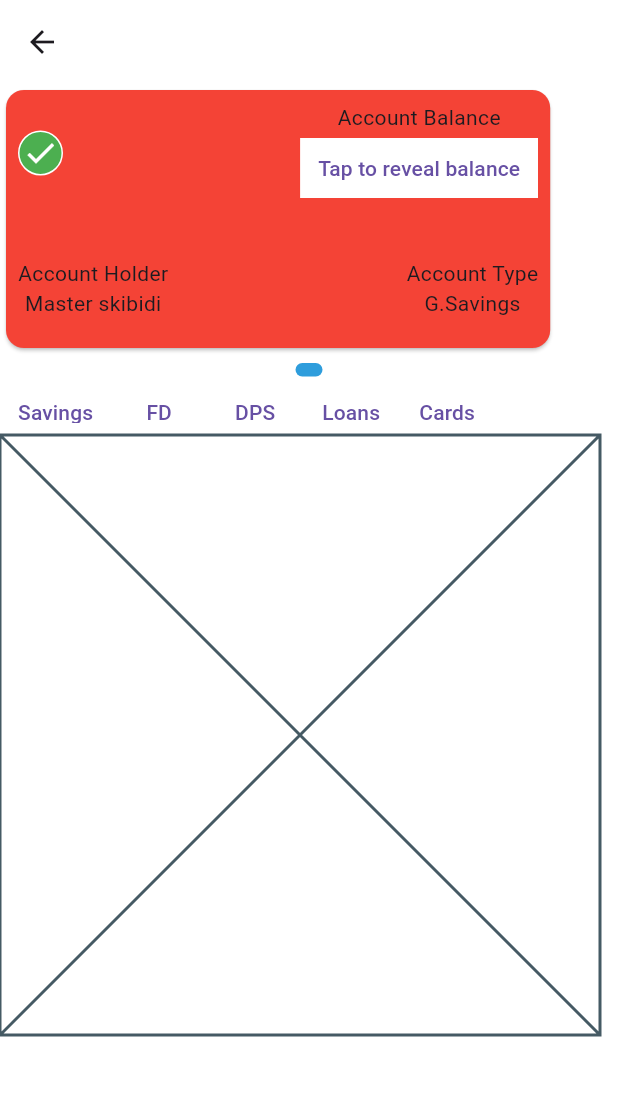
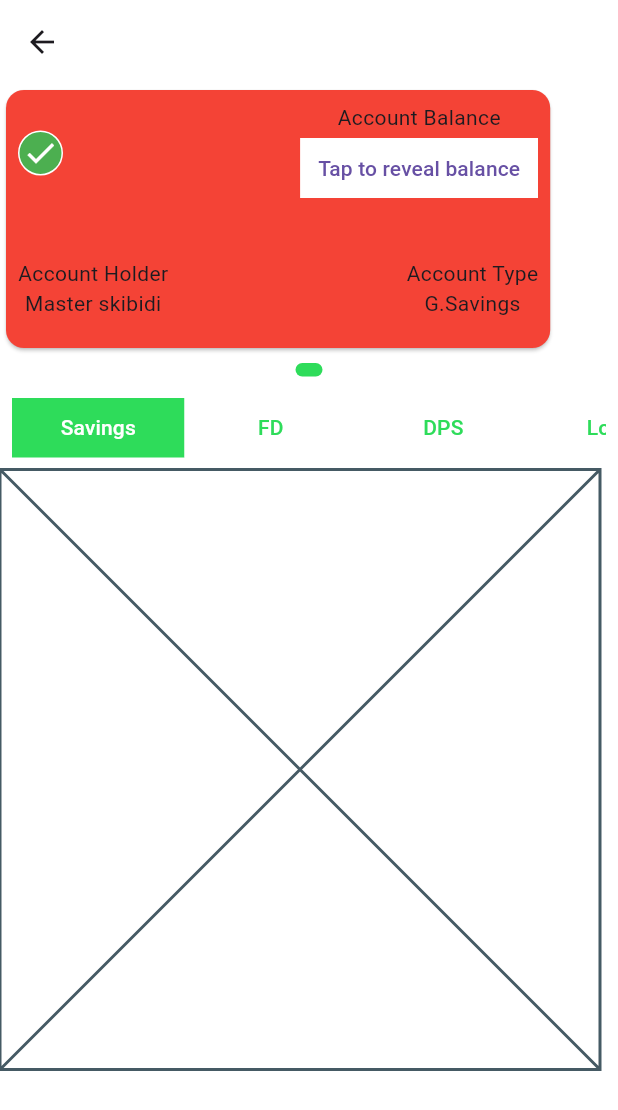
Before and after one commit to ridwan1178/rupali_bank_demo, a Flutter app: the Homepage screen opened directly, after a tap on "Savings", on a phone screen of 412 x 824 dp. Shown: the top 1110 px of the screen. Run offline on Flutter 3.47's test engine with Material 3 defaults, Android fonts, the phone set to English and light mode, and no system bars; drawn by our look-alikes of dots_indicator; our stand-ins replace flutter_easyloading; generated files the repository leaves out were written again.

Commit message:
cards and options updated

```diff
--- a/lib/core/configs/app_colors.dart
+++ b/lib/core/configs/app_colors.dart
@@ -1,8 +1,7 @@
 import 'package:flutter/material.dart';
 
 class AppColors {
-  static const primary = Color(0xff2e9ddc);
+  static const primary = Color.fromARGB(255, 46, 220, 90);
   static const black = Color(0xff333333);
   static const background = Color(0xffffffff);
-
 }
--- /dev/null
+++ b/lib/homepage/account_statement_options.dart
@@ -0,0 +1,102 @@
+import 'package:flutter/cupertino.dart';
+import 'package:flutter/material.dart';
+import 'package:provider/provider.dart';
+import 'package:rupali_bank_demo/core/configs/app_colors.dart';
+import 'package:rupali_bank_demo/homepage/text_button_theme_homepage.dart';
+import 'package:rupali_bank_demo/providers/homepage_account_statement_provider.dart';
+
+class AccountStatementOptions extends StatefulWidget {
+  const AccountStatementOptions({super.key});
+
+  @override
+  State<AccountStatementOptions> createState() =>
+      _AccountStatementOptionsState();
+}
+
+class _AccountStatementOptionsState extends State<AccountStatementOptions> {
+  int index = 0;
+  Color enabled = AppColors.primary;
+  Color disabled = AppColors.background;
+  @override
+  Widget build(BuildContext context) {
+    // Theme(data: Theme.of(context).copyWith(), child: child)
+    return Padding(
+      padding: const EdgeInsets.all(8.0),
+      child: SizedBox(
+        height: 40,
+        child: Theme(
+          data: ThemeData(
+              textButtonTheme: TextButtonThemeHomepage().optionsTheme()),
+          child: ListView(scrollDirection: Axis.horizontal, children: [
+            TextButton(
+                style: TextButton.styleFrom(
+                  backgroundColor: index == 0 ? enabled : disabled,
+                  foregroundColor: index == 0 ? disabled : enabled,
+                ),
+                onPressed: () => {
+                      setState(() {
+                        index = 0;
+                      }),
+                      context
+                          .read<HomepageAccountStatementProvider>()
+                          .selectedSavings()
+                    },
+                child: const Text("Savings")),
+            TextButton(
+                style: TextButton.styleFrom(
+                    backgroundColor: index == 1 ? enabled : disabled,
+                    foregroundColor: index == 1 ? disabled : enabled,),
+                onPressed: () => {
+                      setState(() {
+                        index = 1;
+                      }),
+                      context
+                          .read<HomepageAccountStatementProvider>()
+                          .selectedFD()
+                    },
+                child: const Text("FD")),
+            TextButton(
+                style: TextButton.styleFrom(
+                    backgroundColor: index == 2 ? enabled : disabled,
+                    foregroundColor: index == 2 ? disabled : enabled,),
+                onPressed: () => {
+                      setState(() {
+                        index = 2;
+                      }),
+                      context
+                          .read<HomepageAccountStatementProvider>()
+                          .selectedDPS()
+                    },
+                child: const Text("DPS")),
+            TextButton(
+                style: TextButton.styleFrom(
+                    backgroundColor: index == 3 ? enabled : disabled,
+                    foregroundColor: index == 3 ? disabled : enabled,),
+                onPressed: () => {
+                      setState(() {
+                        index = 3;
+                      }),
+                      context
+                          .read<HomepageAccountStatementProvider>()
+                          .selectedLoan()
+                    },
+                child: const Text("Loans")),
+            TextButton(
+                style: TextButton.styleFrom(
+                    backgroundColor: index == 4 ? enabled : disabled,
+                    foregroundColor: index == 4 ? disabled : enabled,),
+                onPressed: () => {
+                      setState(() {
+                        index = 4;
+                      }),
+                      context
+                          .read<HomepageAccountStatementProvider>()
+                          .selectedCards()
+                    },
+                child: const Text("Cards")),
+          ]),
+        ),
+      ),
+    );
+  }
+}
--- a/lib/homepage/account_statement_scroller.dart
+++ /dev/null
@@ -1,41 +0,0 @@
-import 'package:flutter/material.dart';
-
-import 'package:rupali_bank_demo/providers/homepage_account_statement_provider.dart';
-import 'package:provider/provider.dart';
-
-class AccountStatementScroller {
-  final BuildContext context;
-
-  AccountStatementScroller(this.context);
-
-  List<TextButton> options = [];
-
-  List<TextButton> addOptions() {
-    return options = [
-      TextButton(
-          onPressed: () => {
-                context
-                    .read<HomepageAccountStatementProvider>()
-                    .selectedSavings()
-              },
-          child: Text("Savings")),
-      TextButton(
-          onPressed: () =>
-              {context.read<HomepageAccountStatementProvider>().selectedFD()},
-          child: Text("FD")),
-      TextButton(
-          onPressed: () =>
-              {context.read<HomepageAccountStatementProvider>().selectedDPS()},
-          child: Text("DPS")),
-      TextButton(
-          onPressed: () =>
-              {context.read<HomepageAccountStatementProvider>().selectedLoan()},
-          child: Text("Loans")),
-      TextButton(
-          onPressed: () => {
-                context.read<HomepageAccountStatementProvider>().selectedCards()
-              },
-          child: Text("Cards")),
-    ];
-  }
-}
--- a/lib/homepage/card_generator.dart
+++ /dev/null
@@ -1,22 +0,0 @@
-import 'package:flutter/material.dart';
-import 'package:flutter/widgets.dart';
-import 'package:rupali_bank_demo/homepage/card/card_body.dart';
-
-class CardGenerator {
-  Color color;
-  int pageCount;
-
-  CardGenerator(this.color, this.pageCount);
-
-  List<CardBody> cards = [];
-
-  void addCards(){
-    for(var i= 0; i<pageCount;i++){
-    cards.add(CardBody());
-  }
-  }
-
-
-
-
-}
--- a/lib/homepage/homepage.dart
+++ b/lib/homepage/homepage.dart
@@ -2,9 +2,10 @@ import 'package:flutter/cupertino.dart';
 import 'package:flutter/foundation.dart';
 import 'package:flutter/material.dart';
 import 'package:flutter/widgets.dart';
-import 'package:rupali_bank_demo/homepage/account_statement_scroller.dart';
+import 'package:rupali_bank_demo/homepage/account_statement_options.dart';
+
 import 'package:rupali_bank_demo/homepage/card/card_body.dart';
-import 'package:rupali_bank_demo/homepage/cards.dart';
+
 import 'package:rupali_bank_demo/providers/homepage_account_statement_provider.dart';
 import 'package:rupali_bank_demo/utils/basic_appbar.dart';
 import 'package:provider/provider.dart';
@@ -26,7 +27,8 @@ class _HomepageState extends State<Homepage> {
     keepPage: false,
   );
   int currentIndex = 0;
-  Key _refreshKey = UniqueKey();
+
+  //Key _refreshKey = UniqueKey();
   // final int pageCount = 4;
   static const _kDuration = Duration(milliseconds: 300);
   static const _kCurve = Curves.ease;
@@ -35,6 +37,7 @@ class _HomepageState extends State<Homepage> {
   @override
   void initState() {
     context.read<HomepageAccountStatementProvider>().selectedDefault();
+
     super.initState();
   }
 
@@ -63,6 +66,7 @@ class _HomepageState extends State<Homepage> {
     //List<TextButton> options = AccountStatementScroller(context).addOptions();
 
     return SafeArea(
+    //  key: context.watch<HomepageAccountStatementProvider>().refreshKey,
       child: Scaffold(
         appBar: const BasicAppbar(hideBackButton: true),
         body: Column(
@@ -73,9 +77,11 @@ class _HomepageState extends State<Homepage> {
                 context,
                 context.watch<HomepageAccountStatementProvider>().cards,
                 context.watch<HomepageAccountStatementProvider>().refreshKey),
-
-            _dotsRebuilder(),
-            _accountStatementOptions(),
+            _dotsForCards(context,
+                context.watch<HomepageAccountStatementProvider>().cards.length),
+            //_dotsRebuilder(),
+            const AccountStatementOptions(),
+            //_accountStatementOptions(),
             //WidgetScroller(options: options, showDots: false, value: value),
             const Row(
               children: [Placeholder()],
@@ -88,9 +94,14 @@ class _HomepageState extends State<Homepage> {
 
 //cards
   Widget _cards(BuildContext context, List<CardBody> cards, Key refreshKey) {
-    // if (hasCardsUpdated) {
-    //   _pageController.jumpToPage(1);
+    // bool hasChanged = context.watch<HomepageAccountStatementProvider>().flag;
+    // if (hasChanged) {
+    //   setState(() {
+    //     currentIndex = 0;
+    //     hasChanged = false;
+    //   });
     // }
+
     return SizedBox(
       key: refreshKey,
       height: 180,
@@ -100,14 +111,6 @@ class _HomepageState extends State<Homepage> {
           onPageChanged: (index) => {
                 setState(() {
                   currentIndex = index;
-                 // hasCardsUpdated = true;
-
-                  // if (hasCardsUpdated == false) {
-                  //   currentIndex = index;
-                  // } else if (hasCardsUpdated == true) {
-                  //   currentIndex = 0;
-                  //   hasCardsUpdated = false;
-                  // }
                 })
               },
           pageSnapping: false,
@@ -154,13 +157,13 @@ class _HomepageState extends State<Homepage> {
   }
 
   //account statement options
-  Widget _accountStatementOptions() {
-    return SizedBox(
-      height: 33,
-      child: ListView(
-        scrollDirection: Axis.horizontal,
-        children: AccountStatementScroller(context).addOptions(),
-      ),
-    );
-  }
+  // Widget _accountStatementOptions() {
+  //   return SizedBox(
+  //     height: 33,
+  //     child: ListView(
+  //       scrollDirection: Axis.horizontal,
+  //       children: AccountStatementScroller(context).addOptions(),
+  //     ),
+  //   );
+  // }
 }
--- /dev/null
+++ b/lib/homepage/text_button_theme_homepage.dart
@@ -0,0 +1,13 @@
+import 'package:flutter/material.dart';
+
+class TextButtonThemeHomepage extends TextButtonThemeData {
+  TextButtonThemeData optionsTheme() {
+    return const TextButtonThemeData(
+        style: ButtonStyle(
+            shape: WidgetStatePropertyAll<OutlinedBorder>(LinearBorder()),
+            padding: WidgetStatePropertyAll<EdgeInsetsGeometry>(
+                EdgeInsets.symmetric(horizontal: 30)),
+            elevation: WidgetStatePropertyAll<double>(10),
+            fixedSize: WidgetStatePropertyAll<Size>(Size(115,30))));
+  }
+}
--- a/lib/providers/homepage_account_statement_provider.dart
+++ b/lib/providers/homepage_account_statement_provider.dart
@@ -4,16 +4,16 @@ import 'package:rupali_bank_demo/homepage/card/card_body.dart';
 class HomepageAccountStatementProvider extends ChangeNotifier {
   List<CardBody> _cards = [];
   Key _refreshKey = UniqueKey();
-  // bool _flag = false;
+  bool _flag = false;
 
   List<CardBody> get cards => _cards;
   Key get refreshKey => _refreshKey;
-  // bool get flag => _flag;
+  bool get flag => _flag;
 
   void _addCard(int pageCount, Color color) {
     _cards.clear();
     _refreshKey = UniqueKey();
-    // _flag = true;
+    _flag = true;
     for (var i = 0; i < pageCount; i++) {
       cards.add(CardBody(
         color: color,
@@ -21,9 +21,10 @@ class HomepageAccountStatementProvider extends ChangeNotifier {
     }
   }
 
+//savings without listener
   void selectedDefault() {
     // _flag = false;
-    _addCard(2, Colors.red);
+    _addCard(1, Colors.red);
   }
 
   void selectedSavings() {
--- a/lib/utils/dots_indicator_widget.dart
+++ b/lib/utils/dots_indicator_widget.dart
@@ -8,9 +8,14 @@ class DotsIndicatorWidget extends StatelessWidget {
   final int currentIndex;
   final int pageCount;
 
+  void initState(){
+
+  }
+
 
   @override
   Widget build(BuildContext context) {
+
     return DotsIndicator(
       dotsCount: pageCount,
       position: currentIndex,
```
Also changed, not shown: lib/homepage/account_statement_tab.dart (deleted, +0 -92 lines), lib/homepage/cards.dart (deleted, +0 -92 lines), lib/utils/text_button_style.dart (added, +18 -0 lines).
